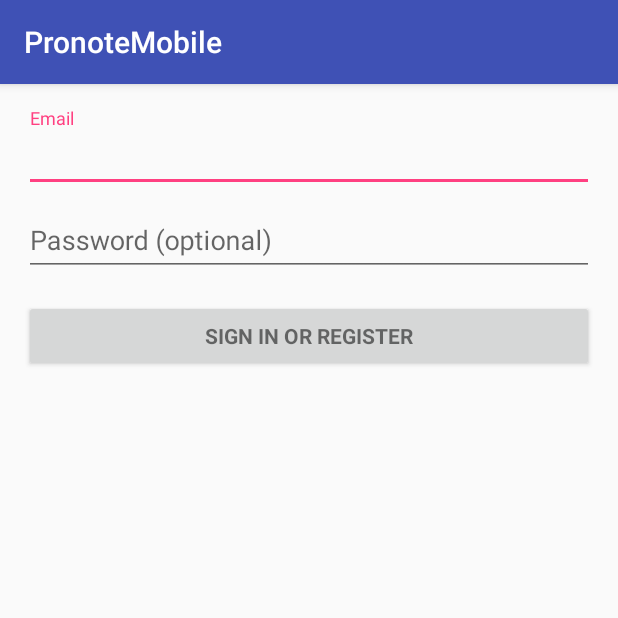
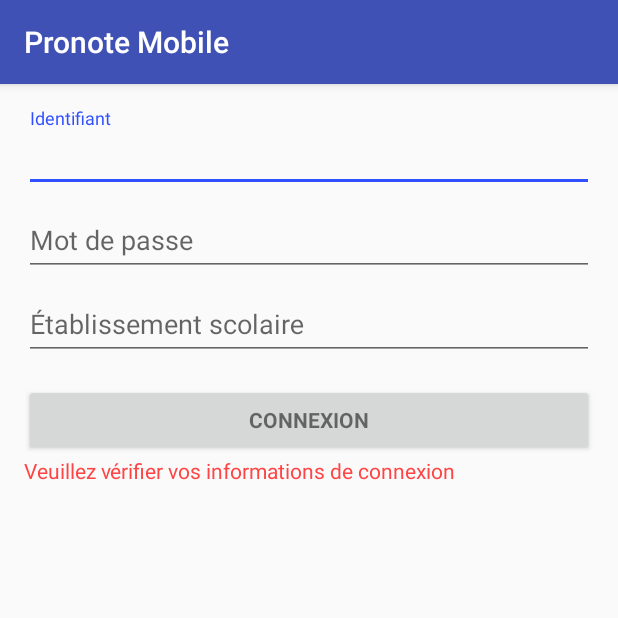
Before and after one commit to pronote-mobile-unofficial/app, an Android app: the screen it shows after launch (LoginActivity), on a phone screen of 412 x 824 dp, the top half of it. Run offline under Robolectric (Android 15) with nearby library versions, the phone set to English and light mode, and no system bars; 4 statements that could not run were skipped.

Commit message:
Created base layout for LoginActivity

```diff
--- a/app/src/main/res/layout/activity_login.xml
+++ b/app/src/main/res/layout/activity_login.xml
@@ -35,13 +35,13 @@
                 android:layout_height="wrap_content">
 
                 <AutoCompleteTextView
-                    android:id="@+id/email"
+                    android:id="@+id/username"
                     android:layout_width="match_parent"
                     android:layout_height="wrap_content"
-                    android:hint="@string/prompt_email"
+                    android:hint="@string/prompt_username"
                     android:inputType="textEmailAddress"
                     android:maxLines="1"
-                    android:singleLine="true"/>
+                    />
 
             </android.support.design.widget.TextInputLayout>
 
@@ -55,12 +55,23 @@
                     android:layout_height="wrap_content"
                     android:hint="@string/prompt_password"
                     android:imeActionId="@+id/login"
-                    android:imeActionLabel="@string/action_sign_in_short"
+                    android:imeActionLabel="@string/action_sign_in"
                     android:imeOptions="actionUnspecified"
                     android:inputType="textPassword"
                     android:maxLines="1"
-                    android:singleLine="true"/>
+                    />
 
+            </android.support.design.widget.TextInputLayout>
+
+            <android.support.design.widget.TextInputLayout
+                android:layout_width="match_parent"
+                android:layout_height="match_parent">
+
+                <EditText
+                    android:layout_width="match_parent"
+                    android:layout_height="wrap_content"
+                    android:hint="@string/school"
+                    android:id="@+id/school"/>
             </android.support.design.widget.TextInputLayout>
 
             <Button
@@ -72,6 +83,17 @@
                 android:text="@string/action_sign_in"
                 android:textStyle="bold"/>
 
+            <TextView
+                android:text="@string/check_your_infos"
+                android:layout_width="match_parent"
+                android:layout_height="wrap_content"
+                android:id="@+id/loginErrorTextView"
+                android:fontFamily="sans-serif"
+                android:textSize="14sp"
+                android:textColor="@android:color/holo_red_light"
+                android:textAllCaps="false"
+                android:textAlignment="textStart"
+                tools:visibility="invisible"/>
         </LinearLayout>
     </ScrollView>
 </LinearLayout>
--- a/app/src/main/res/values/colors.xml
+++ b/app/src/main/res/values/colors.xml
@@ -2,5 +2,5 @@
 <resources>
     <color name="colorPrimary">#3F51B5</color>
     <color name="colorPrimaryDark">#303F9F</color>
-    <color name="colorAccent">#FF4081</color>
+    <color name="colorAccent">#304ffe</color>
 </resources>
--- a/app/src/main/res/values/strings.xml
+++ b/app/src/main/res/values/strings.xml
@@ -1,14 +1,11 @@
 <resources>
-    <string name="app_name">PronoteMobile</string>
+    <string name="app_name">Pronote Mobile</string>
 
     <!-- Strings related to login -->
-    <string name="prompt_email">Email</string>
-    <string name="prompt_password">Password (optional)</string>
-    <string name="action_sign_in">Sign in or register</string>
-    <string name="action_sign_in_short">Sign in</string>
-    <string name="error_invalid_email">This email address is invalid</string>
-    <string name="error_invalid_password">This password is too short</string>
-    <string name="error_incorrect_password">This password is incorrect</string>
-    <string name="error_field_required">This field is required</string>
-    <string name="permission_rationale">"Contacts permissions are needed for providing email completions."</string>
+    <string name="prompt_username">Identifiant</string>
+    <string name="prompt_password">Mot de passe</string>
+    <string name="action_sign_in">Connexion</string>
+    <string name="error_field_required">Ce champ est requis</string>
+    <string name="check_your_infos">Veuillez vérifier vos informations de connexion</string>
+    <string name="school">Établissement scolaire</string>
 </resources>
```
